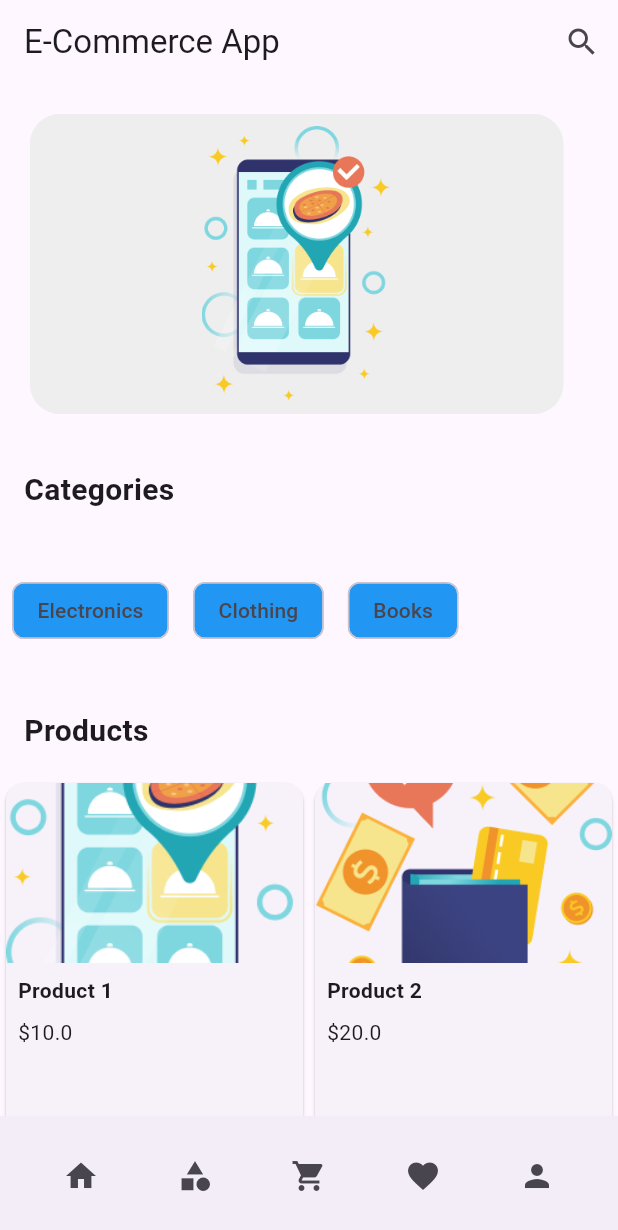
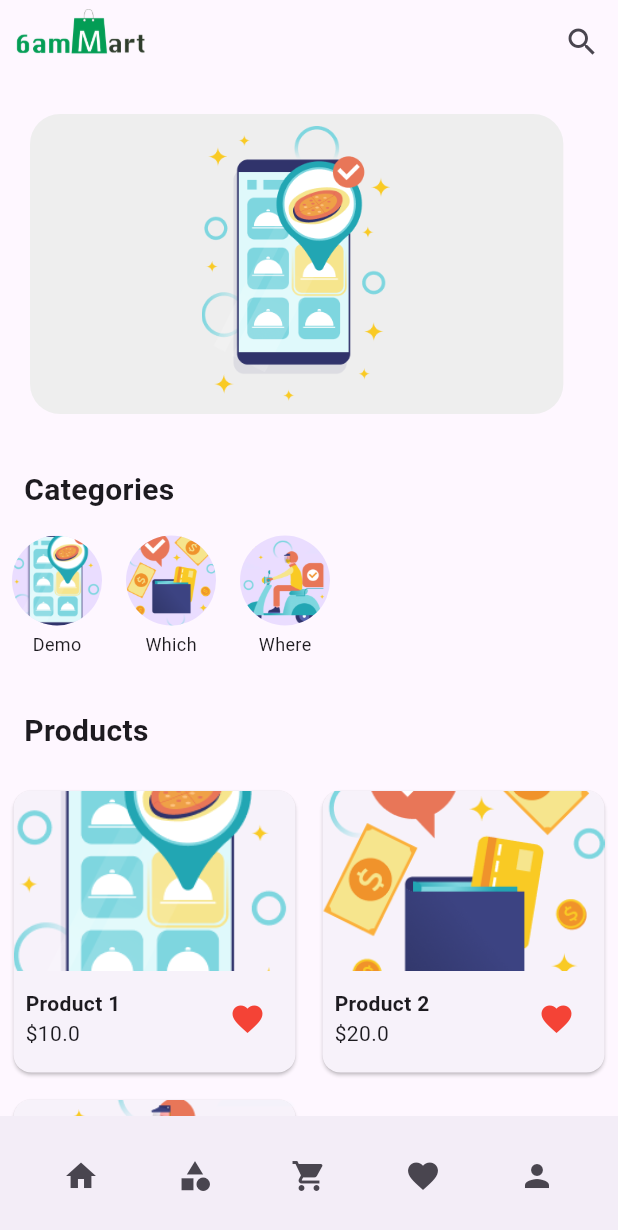
Before and after one commit to Karan9991/ecom, a Flutter app: the screen it shows after launch, on a phone screen of 412 x 824 dp. Shown: the top 1230 px of the screen. Run offline on Flutter 3.47's test engine with Material 3 defaults, Android fonts, the phone set to English and light mode, and no system bars; drawn by our look-alikes of carousel_slider; our stand-ins replace cloud_firestore, firebase_auth, firebase_core, get, get_storage; accounts and stored records are empty.

```diff
--- a/lib/screens/home/banner.dart
+++ b/lib/screens/home/banner.dart
@@ -2,6 +2,7 @@ import 'package:carousel_slider/carousel_slider.dart';
 import 'package:flutter/material.dart';
 
 class Banner extends StatelessWidget {
+
   List<String> banners = [
     'assets/images/onboard_1.png',
     'assets/images/onboard_2.png',
@@ -11,9 +12,12 @@ class Banner extends StatelessWidget {
     'assets/images/banner_bg.png',
   ];
 
+
   @override
   Widget build(BuildContext context) {
-    return Container(
+    return Padding(
+      padding: const EdgeInsets.all(20),
+      child: Container(
         height: 200,
         decoration: BoxDecoration(
             color: Colors.grey[200], borderRadius: BorderRadius.circular(20.0)),
@@ -27,7 +31,7 @@ class Banner extends StatelessWidget {
           ),
           itemBuilder: (context, index, realIndex) {
             return Padding(
-            padding:const EdgeInsets.all(8.0),
+              padding: const EdgeInsets.all(8.0),
               child: ClipRRect(
                 borderRadius: BorderRadius.circular(
                     20.0), // Adjust the value according to your preference
@@ -39,6 +43,7 @@ class Banner extends StatelessWidget {
             );
           },
         ),
+      ),
     );
   }
 }
--- /dev/null
+++ b/lib/screens/home/categories.dart
@@ -0,0 +1,53 @@
+import 'package:flutter/material.dart';
+
+class CategorySection extends StatelessWidget {
+  final List<String> categories = ['Demo', 'Which', 'Where'];
+  final List<String> categoryImages = [
+    'assets/images/onboard_1.png',
+    'assets/images/onboard_2.png',
+    'assets/images/onboard_3.png',
+  ];
+
+   CategorySection({super.key});
+
+  @override
+  Widget build(BuildContext context) {
+    return Column(
+      crossAxisAlignment: CrossAxisAlignment.start,
+      children: [
+        Padding(
+          padding: EdgeInsets.all(16.0),
+          child: Text(
+            'Categories',
+            style: TextStyle(fontSize: 20, fontWeight: FontWeight.bold),
+          ),
+        ),
+        Container(
+          height: 100,
+          child: ListView.builder(
+            scrollDirection: Axis.horizontal,
+            itemCount: categories.length,
+            itemBuilder: (context, index) {
+              return Padding(
+                padding: EdgeInsets.symmetric(horizontal: 8.0),
+                child: Column(
+                  children: [
+                    CircleAvatar(
+                      radius: 30,
+                      backgroundImage: AssetImage(categoryImages[index]),
+                    ),
+                    SizedBox(height: 4),
+                    Text(
+                      categories[index],
+                      style: TextStyle(fontSize: 12),
+                    ),
+                  ],
+                ),
+              );
+            },
+          ),
+        ),
+      ],
+    );
+  }
+}
--- a/lib/screens/home/home_screen.dart
+++ b/lib/screens/home/home_screen.dart
@@ -1,35 +1,30 @@
-import 'package:carousel_slider/carousel_slider.dart';
 import 'package:ecom/controller/home_controller.dart';
-import 'package:ecom/model/home_%20model.dart';
+import 'package:ecom/screens/home/banner.dart' as banner;
+import 'package:ecom/screens/home/categories.dart';
+import 'package:ecom/screens/home/products.dart';
 import 'package:flutter/material.dart';
 import 'package:get/get.dart';
-import 'package:ecom/screens/home/banner.dart';
 
 class HomeScreen extends StatelessWidget {
   final HomeController controller = Get.put(HomeController());
-
-  final List<String> banners = [
-    'assets/images/onboard_1.png',
-    'assets/images/onboard_2.png',
-    'assets/images/onboard_3.png',
-    'assets/images/banner1.png',
-    'assets/images/banner2.png',
-    'assets/images/banner_bg.png',
-  ];
-
-  final List<String> categories = ['Electronics', 'Clothing', 'Books'];
-
-  final List<Product> products = [
-    Product(name: 'Product 1', image: 'assets/images/onboard_1.png', price: 10),
-    Product(name: 'Product 2', image: 'assets/images/onboard_2.png', price: 20),
-    Product(name: 'Product 3', image: 'assets/images/onboard_3.png', price: 15),
-  ];
 
   @override
   Widget build(BuildContext context) {
     return Scaffold(
       appBar: AppBar(
-        title: Text('E-Commerce App'),
+        flexibleSpace: Padding(
+          padding: EdgeInsets.fromLTRB(10, 0, 0, 10),
+          child: FlexibleSpaceBar(
+            title: Image.asset(
+              'assets/images/logo.png',
+              fit: BoxFit.contain,
+              height: 40, // Adjust height as needed
+            ),
+            centerTitle: false,
+            titlePadding: EdgeInsets.all(0),
+          ),
+        ),
+
         actions: [
           IconButton(
             icon: Icon(Icons.search),
@@ -44,115 +39,14 @@ class HomeScreen extends StatelessWidget {
           crossAxisAlignment: CrossAxisAlignment.start,
           children: [
             // Banners
-            // Banners
-            Padding(
-              padding: EdgeInsets.all(20),
-              child: // Banners
-                  Container(
-                height: 200,
-                decoration: BoxDecoration(
-                  color: Colors.grey[
-                      200], // Change the color to your desired background color
-                  borderRadius: BorderRadius.circular(
-                      20.0), // Adjust the value according to your preference
-                ),
-                child: Banner(),
-                // color: Colors.grey[
-                //     200], // Change the color to your desired background color
-                // child: CarouselSlider.builder(
-                //   itemCount: banners.length,
-                //   options: CarouselOptions(
-                //     autoPlay: true, // Set to true for auto-playing
-                //     aspectRatio: 16 / 9, // Adjust aspect ratio as needed
-                //     enlargeCenterPage:
-                //         true, // Set to true for larger centered items
-                //     viewportFraction:
-                //         0.8, // Adjust to show more or less of the items
-                //   ),
-                //   itemBuilder: (context, index, realIndex) {
-                //     return Padding(
-                //       padding: EdgeInsets.all(8.0),
-                //       child: ClipRRect(
-                //         borderRadius: BorderRadius.circular(
-                //             20.0), // Adjust the value according to your preference
-                //         child: Image.asset(
-                //           banners[index],
-                //           fit: BoxFit.cover,
-                //         ),
-                //       ),
-                //     );
-                //   },
-                // ),
-              ),
-            ),
+            banner.Banner(),
 
             // Categories
-            Padding(
-              padding: EdgeInsets.all(16.0),
-              child: Text(
-                'Categories',
-                style: TextStyle(fontSize: 20, fontWeight: FontWeight.bold),
-              ),
-            ),
-            Container(
-              height: 100,
-              child: ListView.builder(
-                scrollDirection: Axis.horizontal,
-                itemCount: categories.length,
-                itemBuilder: (context, index) {
-                  return Padding(
-                    padding: EdgeInsets.symmetric(horizontal: 8.0),
-                    child: Chip(
-                      label: Text(categories[index]),
-                      backgroundColor: Colors.blue,
-                    ),
-                  );
-                },
-              ),
-            ),
+
+            CategorySection(),
             // Products
-            Padding(
-              padding: EdgeInsets.all(16.0),
-              child: Text(
-                'Products',
-                style: TextStyle(fontSize: 20, fontWeight: FontWeight.bold),
-              ),
-            ),
-            GridView.builder(
-              shrinkWrap: true,
-              physics: NeverScrollableScrollPhysics(),
-              gridDelegate: SliverGridDelegateWithFixedCrossAxisCount(
-                crossAxisCount: 2,
-                childAspectRatio: 0.7,
-              ),
-              itemCount: products.length,
-              itemBuilder: (context, index) {
-                return Card(
-                  child: Column(
-                    crossAxisAlignment: CrossAxisAlignment.start,
-                    children: [
-                      Image.asset(
-                        products[index].image,
-                        height: 120,
-                        width: double.infinity,
-                        fit: BoxFit.cover,
-                      ),
-                      Padding(
-                        padding: EdgeInsets.all(8.0),
-                        child: Text(
-                          products[index].name,
-                          style: TextStyle(fontWeight: FontWeight.bold),
-                        ),
-                      ),
-                      Padding(
-                        padding: EdgeInsets.only(left: 8.0, bottom: 8.0),
-                        child: Text('\$${products[index].price}'),
-                      ),
-                    ],
-                  ),
-                );
-              },
-            ),
+
+            Products(),
           ],
         ),
       ),
--- /dev/null
+++ b/lib/screens/home/products.dart
@@ -0,0 +1,80 @@
+import 'package:ecom/model/product_%20model.dart';
+import 'package:flutter/material.dart';
+
+class Products extends StatelessWidget {
+  Products({super.key});
+  final List<Product> products = [
+    Product(name: 'Product 1', image: 'assets/images/onboard_1.png', price: 10),
+    Product(name: 'Product 2', image: 'assets/images/onboard_2.png', price: 20),
+    Product(name: 'Product 3', image: 'assets/images/onboard_3.png', price: 15),
+  ];
+
+  @override
+  Widget build(BuildContext context) {
+    return Column(crossAxisAlignment: CrossAxisAlignment.start, children: [
+      Padding(
+        padding: EdgeInsets.all(16.0),
+        child: Text(
+          'Products',
+          style: TextStyle(fontSize: 20, fontWeight: FontWeight.bold),
+        ),
+      ),
+      GridView.builder(
+        shrinkWrap: true,
+        physics: NeverScrollableScrollPhysics(),
+        gridDelegate: SliverGridDelegateWithFixedCrossAxisCount(
+          crossAxisCount: 2,
+          //childAspectRatio: 0.9,
+        ),
+        itemCount: products.length,
+        itemBuilder: (context, index) {
+          return Padding(
+            padding: EdgeInsets.all(5.0),
+            child: Card(
+              child: Column(
+                crossAxisAlignment: CrossAxisAlignment.start,
+                children: [
+                  Image.asset(
+                    products[index].image,
+                    height: 120,
+                    width: double.infinity,
+                    fit: BoxFit.cover,
+                  ),
+                  Padding(
+                    padding: EdgeInsets.all(8.0),
+                    child: Row(
+                      mainAxisAlignment: MainAxisAlignment.spaceBetween,
+                      children: [
+                        Column(
+                          crossAxisAlignment: CrossAxisAlignment.start,
+                          children: [
+                            Text(
+                              products[index].name,
+                              style: TextStyle(fontWeight: FontWeight.bold),
+                            ),
+                            Text(
+                              '\$${products[index].price}',
+                            ),
+                          ],
+                        ),
+                        IconButton(
+                          onPressed: () {
+                            // Add your favorite icon onPressed logic here
+                          },
+                          icon: Icon(
+                            Icons.favorite,
+                            color: Colors.red,
+                          ),
+                        ),
+                      ],
+                    ),
+                  ),
+                ],
+              ),
+            ),
+          );
+        },
+      )
+    ]);
+  }
+}
```
Also changed, not shown: lib/model/product_ model.dart (renamed from lib/model/home_ model.dart). Lines whose indentation alone changed are shown as unchanged.
